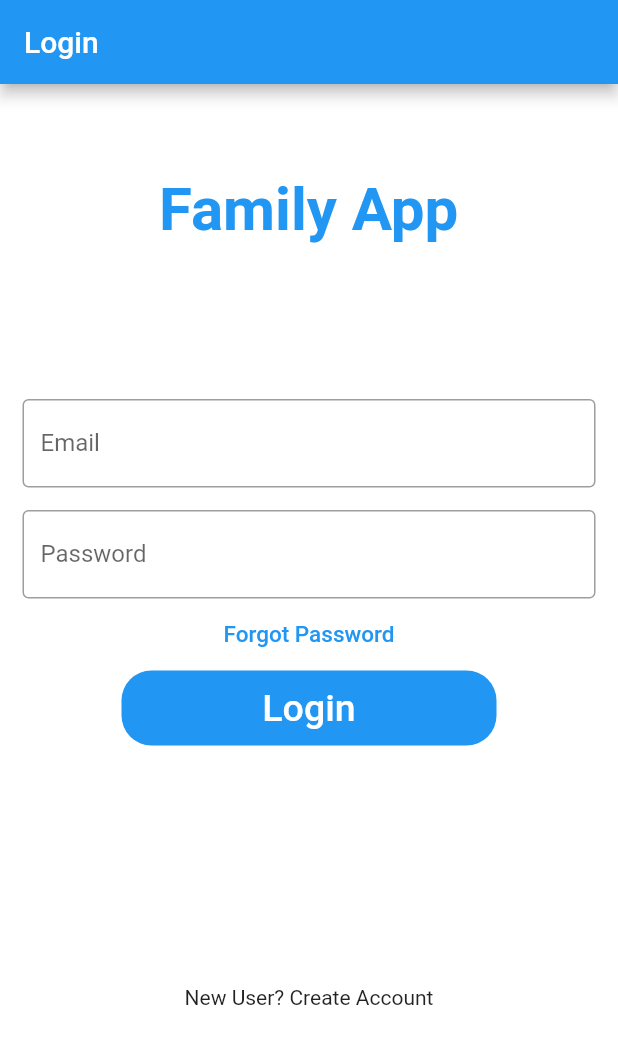
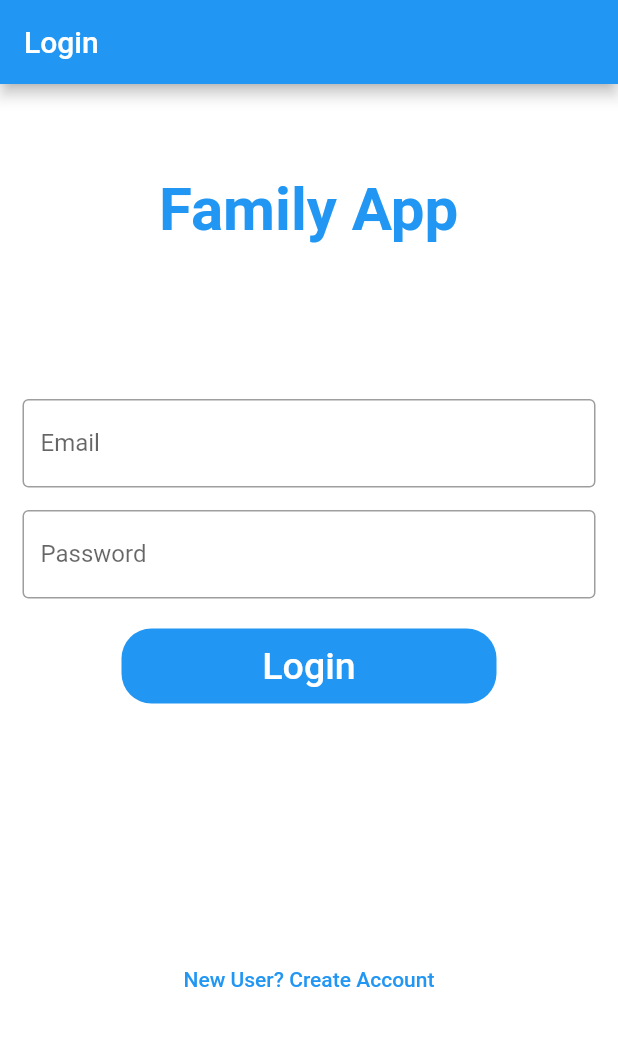
Before and after one commit to jkb0429/To-Do, a Flutter app: the screen it shows after launch, on a phone screen of 412 x 824 dp. Shown: the top 1044 px of the screen. Run offline on Flutter 3.47's test engine with Material 2 defaults, Android fonts, the phone set to English and light mode, and no system bars.

Commit message:
switchen zwischen den Seiten

```diff
--- a/lib/main.dart
+++ b/lib/main.dart
@@ -1,3 +1,4 @@
+import 'package:first/Sign-Up.dart';
 import 'package:flutter/material.dart';
 import 'HomePage.dart';
 
@@ -60,7 +61,7 @@ class _LoginDemoState extends State<LoginDemo> {
             ),
             const Padding(
               padding: EdgeInsets.only(
-                  left: 15.0, right: 15.0, top: 15, bottom: 0),
+                  left: 15.0, right: 15.0, top: 15, bottom: 20),
               //padding: EdgeInsets.symmetric(horizontal: 15),
               child: TextField(
 
@@ -69,15 +70,6 @@ class _LoginDemoState extends State<LoginDemo> {
                     border: OutlineInputBorder(),
                     labelText: 'Password',
                     hintText: 'Enter secure password'),
-              ),
-            ),
-            TextButton(
-              onPressed: (){
-                print('Thats unlucky');
-              },
-              child: const Text(
-                'Forgot Password',
-                style: TextStyle(color: Colors.blue, fontSize: 15),
               ),
             ),
             Container(
@@ -99,9 +91,16 @@ class _LoginDemoState extends State<LoginDemo> {
             const SizedBox(
               height: 130,
             ),
-            const Padding(
-              padding: EdgeInsets.all(30),
-              child: Text('New User? Create Account'),
+             Padding(
+              padding: const EdgeInsets.all(30),
+              child: TextButton(
+                child: const Text('New User? Create Account'),
+                onPressed: () {
+                  Navigator.push(
+                    context, MaterialPageRoute(builder: (_) => SignUp())
+                  );
+                },
+                ),
             )
           ],
         ),
```
Also changed, not shown: lib/Sign-Up.dart (added, +42 -0 lines).
